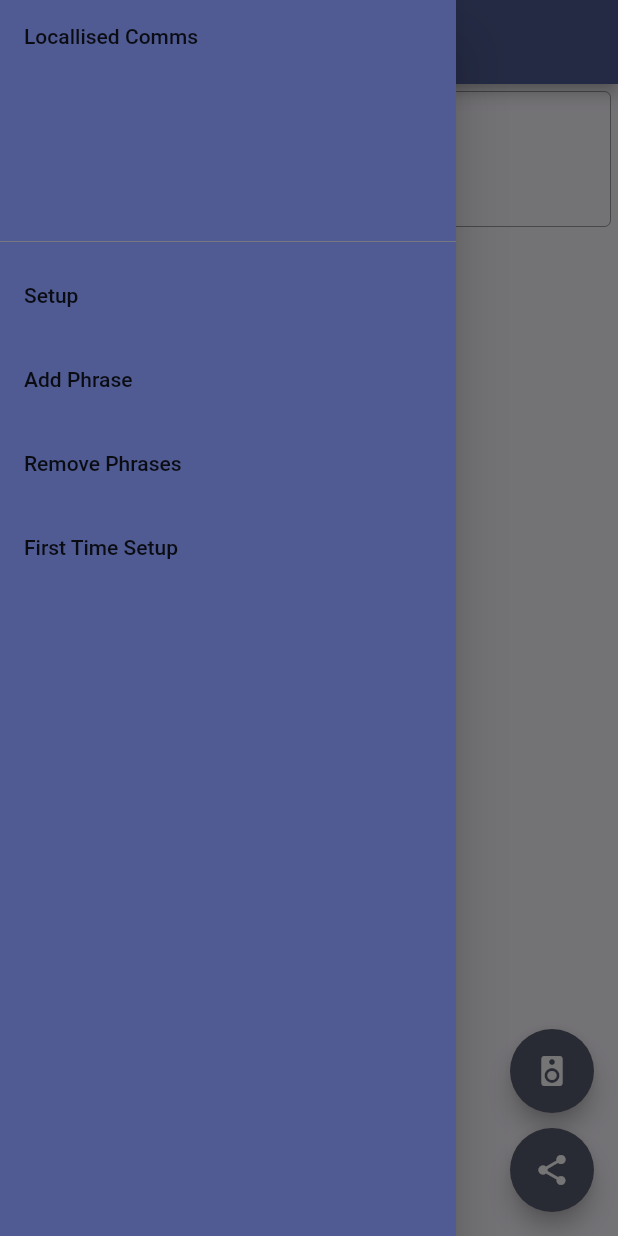
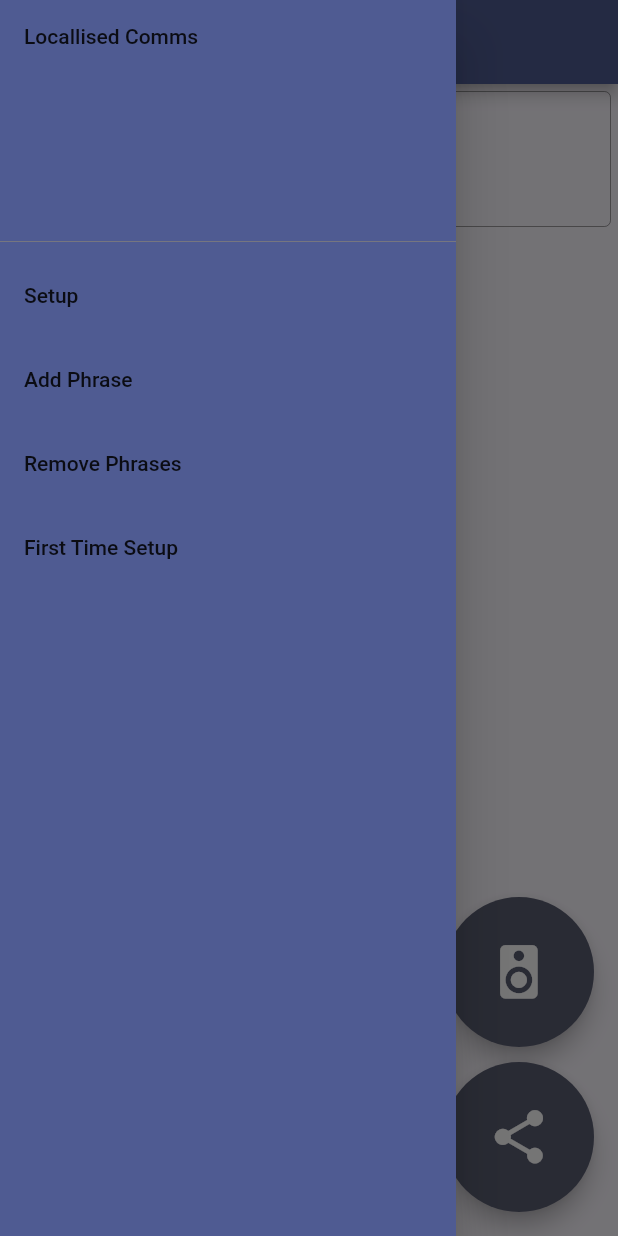
Before and after one commit to nobodomon/2108-Prototype, a Flutter app: the HomePage screen opened directly with empty values, with the side drawer open, on a phone screen of 412 x 824 dp. Run offline on Flutter 3.47's test engine with Material 2 defaults, Android fonts, the phone set to English and light mode, and no system bars; our stand-ins replace dropdown_textfield, flutter_tts, image_picker, share_plus; missing offline and left inert: flutter_iconpicker, ulid.

Commit message:
landscape mode

```diff
--- a/locallised_comms_app/lib/pages/home_page.dart
+++ b/locallised_comms_app/lib/pages/home_page.dart
@@ -176,7 +176,11 @@ class _HomePageState extends State<HomePage> {
       floatingActionButton: Column(
         mainAxisAlignment: MainAxisAlignment.end,
         children: [
-          FloatingActionButton(
+          Container(
+            height:100.0,
+            width: 100.0,
+            child: FittedBox(
+              child: FloatingActionButton(
                 onPressed: () async {
                   await _speak(context);
                 },
@@ -184,10 +188,16 @@ class _HomePageState extends State<HomePage> {
                   Icons.speaker,
                 ),
               ),
+            )
+          ),
           const SizedBox(
             height: 10,
           ),
-          FloatingActionButton(
+          Container(
+            height:100.0,
+            width: 100.0,
+            child: FittedBox(
+              child: FloatingActionButton(
                 onPressed: () async => {
                   await Share.share(input).then((value) => {
                     setState(() {
@@ -198,9 +208,11 @@ class _HomePageState extends State<HomePage> {
                     }),
                   })
                 },
-            tooltip: 'Add Phrase Pack',
+                tooltip: 'Share',
                 child: Icon(Icons.share),
               ),
+            )
+          )
         ],
       ),
       drawer: Drawer(
@@ -236,9 +248,13 @@ class _HomePageState extends State<HomePage> {
               ),
             ],
           )),
-      body: LayoutBuilder(
-        builder: (context, constraints) {
+      body: OrientationBuilder(
+        builder: (context, orientation) {
+          if (orientation == Orientation.portrait) {
             return _MobileLayout(context);
+          } else {
+            return _DesktopLayout(context);
+          }
         },
       ),
     );
@@ -246,16 +262,7 @@ class _HomePageState extends State<HomePage> {
 
   Widget _DesktopLayout(context) {
     return Column(children: [
-      ConstrainedBox(
-        constraints: const BoxConstraints(maxHeight: 100),
-        child: Padding(
-          padding: const EdgeInsets.all(15),
-          child: Flex(
-            direction: Axis.horizontal,
-            children: [],
-          ),
-        ),
-      ),
+      _bottomTextBar(),
       Expanded(
         child: PageView(
           controller: _pageController,
@@ -276,11 +283,15 @@ class _HomePageState extends State<HomePage> {
               setup: widget.setup,
               appendTextField: appendTextField,
             ),
-            const Center(child: Text("Voice Packs will appear here")),
+            AddPackLayout(
+              isPhrasePackAdded: isPhrasePackAdded,
+              isMobile: false,
+              setup: widget.setup,
+              addPhrasePack: () => {addPhrasePack(context)},
+            )
           ],
         ),
       ),
-      _bottomTextBar()
     ]);
   }
 
--- a/locallised_comms_app/pubspec.yaml
+++ b/locallised_comms_app/pubspec.yaml
@@ -40,12 +40,12 @@ dependencies:
   dropdown_textfield: ^1.0.8
   ulid: ^2.0.0
   image_picker: ^0.8.6+1
+  path: ^1.8.3
+  share_plus: ^6.3.0
   flutter_iconpicker:
     git:
       url: https://github.com/kechankrisna/FlutterIconPicker
       ref: hotfix
-  path: ^1.8.3
-  share_plus: ^6.3.0
 
 dev_dependencies:
   flutter_test:
```
Also changed, not shown: locallised_comms_app/pubspec.lock, 1 other file. Lines whose indentation alone changed are shown as unchanged.
